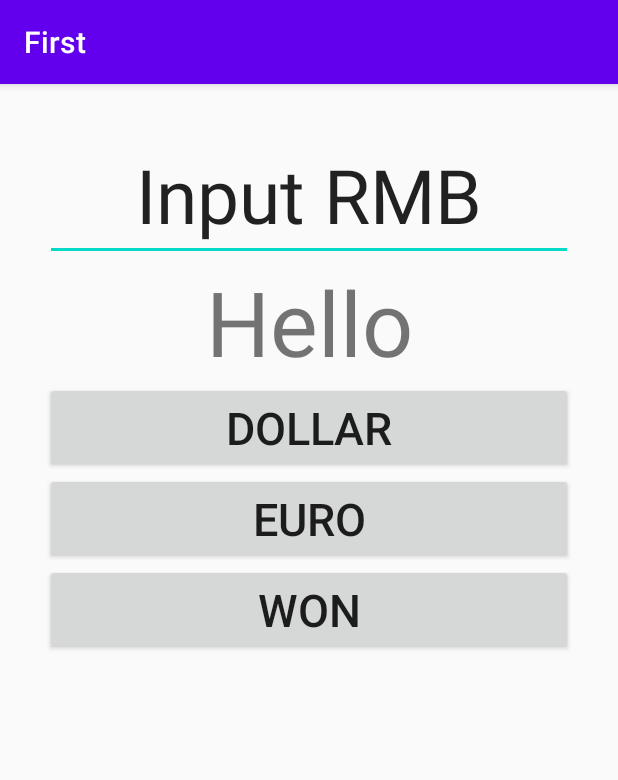
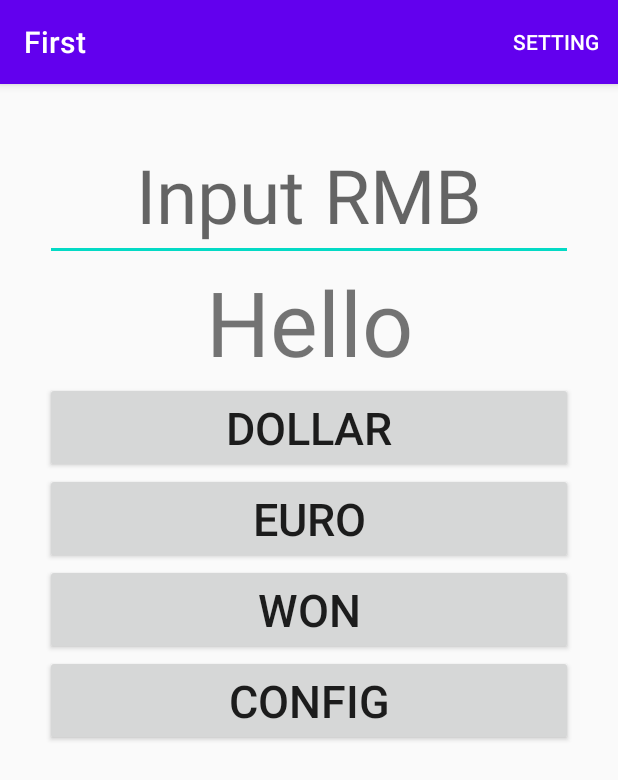
Before and after one commit to gaoyiying/First, an Android app: the huilv screen opened directly, with no data from a screen before it, on a phone screen of 412 x 824 dp. Shown: the top 780 px of the screen. Run offline under Robolectric (Android 15) with nearby library versions, the phone set to English and light mode, and no system bars.

Commit message:
汇率计算

```diff
--- a/app/src/main/AndroidManifest.xml
+++ b/app/src/main/AndroidManifest.xml
@@ -9,6 +9,9 @@
         android:roundIcon="@mipmap/ic_launcher_round"
         android:supportsRtl="true"
         android:theme="@style/Theme.First">
+        <activity
+            android:name=".huilv2"
+            android:exported="true" />
         <activity
             android:name=".huilv"
             android:exported="true" />
--- a/app/src/main/res/layout/activity_huilv.xml
+++ b/app/src/main/res/layout/activity_huilv.xml
@@ -15,9 +15,10 @@
         android:layout_height="wrap_content"
         android:ems="10"
         android:inputType="numberDecimal"
-        android:text="Input RMB"
+        android:hint="Input RMB"
         android:textSize="50dp"
-        android:gravity="center" />
+        android:gravity="center"
+        />
 
     <TextView
         android:id="@+id/output"
@@ -50,4 +51,12 @@
         android:textSize="30dp"
         android:text="WON"
         android:onClick="Click"/>
+
+    <Button
+        android:id="@+id/CONFIG"
+        android:layout_width="match_parent"
+        android:layout_height="wrap_content"
+        android:textSize="30dp"
+        android:text="CONFIG"
+        android:onClick="openOne"/>
 </LinearLayout>
--- /dev/null
+++ b/app/src/main/res/menu/rate.xml
@@ -0,0 +1,9 @@
+<?xml version="1.0" encoding="utf-8"?>
+<menu xmlns:app="http://schemas.android.com/apk/res-auto"
+    xmlns:android="http://schemas.android.com/apk/res/android">
+
+    <item
+        android:id="@+id/menu_set"
+        android:title="@string/menu_set"
+        app:showAsAction="always" />
+</menu>
--- a/app/src/main/res/values/strings.xml
+++ b/app/src/main/res/values/strings.xml
@@ -7,4 +7,5 @@
     <string name="weight_lable">please input the weight(kg)</string>
     <string name="height">pleast input the height(m)</string>
     <string name="BMI">your BMI is</string>
+    <string name="menu_set">setting</string>
 </resources>
```
Also changed, not shown: app/src/main/java/com/swufe/stu/first/huilv.java (+71 -8 lines), app/src/main/java/com/swufe/stu/first/huilv2.java (added, +59 -0 lines), app/src/main/res/layout/activity_huilv2.xml (added, +45 -0 lines), 1 other file.
